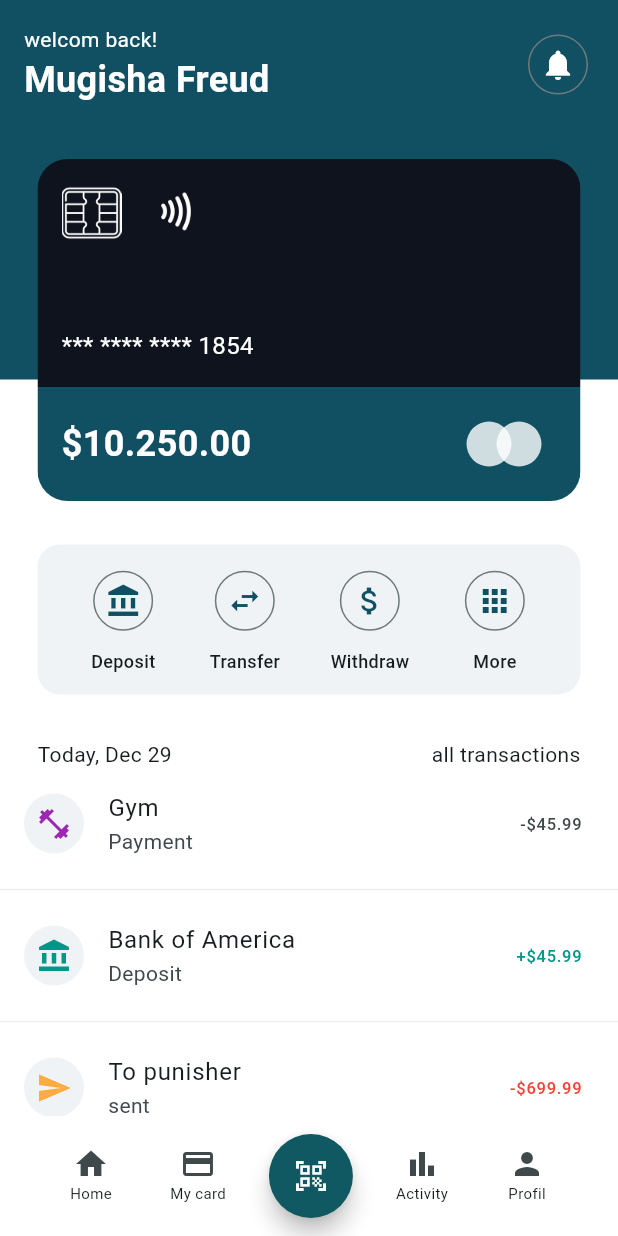
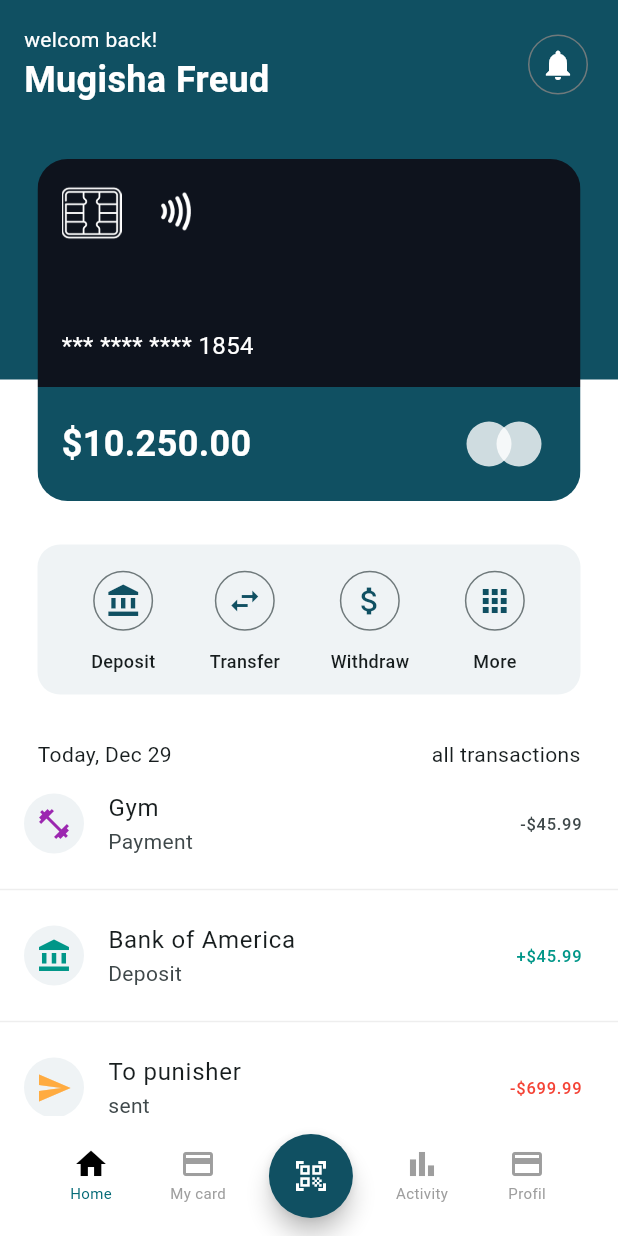
Before and after one commit to freudpunisher/fintech_ui, a Flutter app: the screen it shows after launch, on a phone screen of 412 x 824 dp. Run offline on Flutter 3.47's test engine with Material 3 defaults, Android fonts, the phone set to English and light mode, and no system bars.

Commit message:
"Refactored main.dart to introduce a MainPage stateful widget with bottom navigation bar and animation controller, replacing the previous Home widget."

```diff
--- a/lib/main.dart
+++ b/lib/main.dart
@@ -1,3 +1,8 @@
+import 'package:fintech_ui/pages/activity.dart';
+import 'package:fintech_ui/pages/home.dart';
+import 'package:fintech_ui/pages/my_card.dart';
+import 'package:fintech_ui/pages/profile.dart';
+import 'package:fintech_ui/pages/scan.dart';
 import 'package:fintech_ui/widgets/action_button.dart';
 import 'package:fintech_ui/widgets/credit_card.dart';
 import 'package:fintech_ui/widgets/transation_list.dart';
@@ -35,138 +40,96 @@ class MyApp extends StatelessWidget {
             ColorScheme.fromSeed(seedColor: Color.fromARGB(255, 16, 88, 98)),
         useMaterial3: true,
       ),
-      home: const Home(),
+      home: const MainPage(),
     );
   }
 }
 
-class Home extends StatelessWidget {
-  const Home({super.key});
+class MainPage extends StatefulWidget {
+  const MainPage({super.key});
+
+  @override
+  State<MainPage> createState() => _MainPageState();
+}
+
+class _MainPageState extends State<MainPage>
+    with SingleTickerProviderStateMixin {
+  late AnimationController _controller;
+
+  @override
+  void initState() {
+    super.initState();
+    _controller = AnimationController(vsync: this);
+  }
+
+  @override
+  void dispose() {
+    _controller.dispose();
+    super.dispose();
+  }
+
+  int currentIndex = 0;
+
+  final List<Widget> pages = [
+    const Home(),
+    const MyCardPage(),
+    const ScanPage(),
+    const ActivityPage(),
+    const ProfilePage(),
+  ];
 
   @override
   Widget build(BuildContext context) {
     return Scaffold(
-      backgroundColor: Color.fromARGB(255, 16, 80, 98),
-      body: SafeArea(
-          bottom: false,
-          child: Column(
-            crossAxisAlignment: CrossAxisAlignment.start,
+      body: pages[currentIndex],
+      bottomNavigationBar: BottomAppBar(
+          color: Colors.white,
+          child: Row(
+            mainAxisAlignment: MainAxisAlignment.spaceEvenly,
             children: [
-              Padding(
-                padding: const EdgeInsets.all(16.0),
-                child: Row(
-                  children: [
-                    const Column(
-                      crossAxisAlignment: CrossAxisAlignment.start,
-                      children: [
-                        Text(
-                          "welcom back!",
-                          style: TextStyle(color: Colors.white),
-                        ),
-                        Text(
-                          "Mugisha Freud ",
-                          style: TextStyle(
-                              color: Colors.white,
-                              fontSize: 24,
-                              fontWeight: FontWeight.bold),
-                        ),
-                      ],
-                    ),
-                    const Spacer(),
-                    IconButton.outlined(
-                        onPressed: () {},
-                        icon: const Icon(
-                          Icons.notifications,
-                          color: Colors.white,
-                        ))
-                  ],
+              tabItem(Icons.home, "Home", 0),
+              tabItem(Icons.credit_card, "My card", 1),
+              FloatingActionButton(
+                onPressed: () => onTabTapped(2),
+                backgroundColor: Color.fromARGB(255, 16, 80, 98),
+                shape: RoundedRectangleBorder(
+                    borderRadius: BorderRadius.circular(30)),
+                child: Icon(
+                  Icons.qr_code_scanner,
+                  color: Colors.white,
                 ),
               ),
-              Expanded(
-                  child: Stack(children: [
-                Container(
-                  margin: const EdgeInsets.only(top: 167),
-                  color: Colors.white,
-                  child: const Column(children: [
-                    SizedBox(
-                      height: 110,
-                    ),
-                    ActionsButtons(),
-                    SizedBox(
-                      height: 30,
-                    ),
-                    TransationList()
-                  ]),
-                ),
-                const Positioned(
-                  top: 20,
-                  left: 25,
-                  right: 25,
-                  child: CreditCard(),
-                )
-              ]))
+              tabItem(Icons.bar_chart, "Activity", 3),
+              tabItem(Icons.credit_card, "Profil", 4),
             ],
           )),
-      bottomNavigationBar: BottomAppBar(
-        color: Colors.white,
-        child: Row(
-          mainAxisAlignment: MainAxisAlignment.spaceEvenly,
-          children: [
-            IconButton(
-                onPressed: () {},
-                icon: const Column(
-                  children: [
-                    Icon(Icons.home),
-                    Text(
-                      "Home",
-                      style: TextStyle(fontSize: 10),
-                    )
-                  ],
-                )),
-            IconButton(
-                onPressed: () {},
-                icon: const Column(
-                  children: [
-                    Icon(Icons.credit_card),
-                    Text(
-                      "My card",
-                      style: TextStyle(fontSize: 10),
-                    )
-                  ],
-                )),
-            FloatingActionButton(
-              onPressed: () {},
-              backgroundColor: const Color.fromARGB(255, 16, 88, 98),
-              child: const Icon(Icons.qr_code_scanner, color: Colors.white),
-              shape: RoundedRectangleBorder(
-                borderRadius: BorderRadius.circular(30),
-              ),
-            ),
-            IconButton(
-                onPressed: () {},
-                icon: const Column(
-                  children: [
-                    Icon(Icons.bar_chart),
-                    Text(
-                      "Activity",
-                      style: TextStyle(fontSize: 10),
-                    )
-                  ],
-                )),
-            IconButton(
-                onPressed: () {},
-                icon: const Column(
-                  children: [
-                    Icon(Icons.person),
-                    Text(
-                      "Profil",
-                      style: TextStyle(fontSize: 10),
-                    )
-                  ],
-                )),
-          ],
-        ),
-      ),
     );
   }
+
+  Widget tabItem(IconData icon, String label, int index) {
+    return IconButton(
+        onPressed: () => onTabTapped(index),
+        icon: Column(
+          children: [
+            Icon(
+              icon,
+              color: currentIndex == index ? Colors.black : Colors.grey,
+            ),
+            Text(
+              label,
+              style: TextStyle(
+                  fontSize: 10,
+                  color: currentIndex == index
+                      ? Theme.of(context).primaryColor
+                      : Colors.grey),
+            )
+          ],
+        ));
+  }
+
+  void onTabTapped(int index) {
+    setState(() {
+      currentIndex = index;
+    });
+  }
 }
--- /dev/null
+++ b/lib/pages/home.dart
@@ -0,0 +1,135 @@
+import 'package:fintech_ui/widgets/action_button.dart';
+import 'package:fintech_ui/widgets/credit_card.dart';
+import 'package:fintech_ui/widgets/transation_list.dart';
+import 'package:flutter/material.dart';
+
+class Home extends StatelessWidget {
+  const Home({super.key});
+
+  @override
+  Widget build(BuildContext context) {
+    return Scaffold(
+      backgroundColor: Color.fromARGB(255, 16, 80, 98),
+      body: SafeArea(
+          bottom: false,
+          child: Column(
+            crossAxisAlignment: CrossAxisAlignment.start,
+            children: [
+              Padding(
+                padding: const EdgeInsets.all(16.0),
+                child: Row(
+                  children: [
+                    const Column(
+                      crossAxisAlignment: CrossAxisAlignment.start,
+                      children: [
+                        Text(
+                          "welcom back!",
+                          style: TextStyle(color: Colors.white),
+                        ),
+                        Text(
+                          "Mugisha Freud ",
+                          style: TextStyle(
+                              color: Colors.white,
+                              fontSize: 24,
+                              fontWeight: FontWeight.bold),
+                        ),
+                      ],
+                    ),
+                    const Spacer(),
+                    IconButton.outlined(
+                        onPressed: () {},
+                        icon: const Icon(
+                          Icons.notifications,
+                          color: Colors.white,
+                        ))
+                  ],
+                ),
+              ),
+              Expanded(
+                  child: Stack(children: [
+                Container(
+                  margin: const EdgeInsets.only(top: 167),
+                  color: Colors.white,
+                  child: const Column(children: [
+                    SizedBox(
+                      height: 110,
+                    ),
+                    ActionsButtons(),
+                    SizedBox(
+                      height: 30,
+                    ),
+                    TransationList()
+                  ]),
+                ),
+                const Positioned(
+                  top: 20,
+                  left: 25,
+                  right: 25,
+                  child: CreditCard(),
+                )
+              ]))
+            ],
+          )),
+      // bottomNavigationBar: BottomAppBar(
+      //   color: Colors.white,
+      //   child: Row(
+      //     mainAxisAlignment: MainAxisAlignment.spaceEvenly,
+      //     children: [
+      //       IconButton(
+      //           onPressed: () {},
+      //           icon: const Column(
+      //             children: [
+      //               Icon(Icons.home),
+      //               Text(
+      //                 "Home",
+      //                 style: TextStyle(fontSize: 10),
+      //               )
+      //             ],
+      //           )),
+      //       IconButton(
+      //           onPressed: () {},
+      //           icon: const Column(
+      //             children: [
+      //               Icon(Icons.credit_card),
+      //               Text(
+      //                 "My card",
+      //                 style: TextStyle(fontSize: 10),
+      //               )
+      //             ],
+      //           )),
+      //       FloatingActionButton(
+      //         onPressed: () {},
+      //         backgroundColor: const Color.fromARGB(255, 16, 88, 98),
+      //         child: const Icon(Icons.qr_code_scanner, color: Colors.white),
+      //         shape: RoundedRectangleBorder(
+      //           borderRadius: BorderRadius.circular(30),
+      //         ),
+      //       ),
+      //       IconButton(
+      //           onPressed: () {},
+      //           icon: const Column(
+      //             children: [
+      //               Icon(Icons.bar_chart),
+      //               Text(
+      //                 "Activity",
+      //                 style: TextStyle(fontSize: 10),
+      //               )
+      //             ],
+      //           )),
+      //       IconButton(
+      //           onPressed: () {},
+      //           icon: const Column(
+      //             children: [
+      //               Icon(Icons.person),
+      //               Text(
+      //                 "Profil",
+      //                 style: TextStyle(fontSize: 10),
+      //               )
+      //             ],
+      //           )),
+      //     ],
+      //   ),
+      // ),
+    );
+  }
+}
```
Also changed, not shown: lib/pages/activity.dart (added, +14 -0 lines), lib/pages/my_card.dart (added, +57 -0 lines), lib/pages/profile.dart (added, +14 -0 lines), lib/pages/scan.dart (added, +10 -0 lines).
